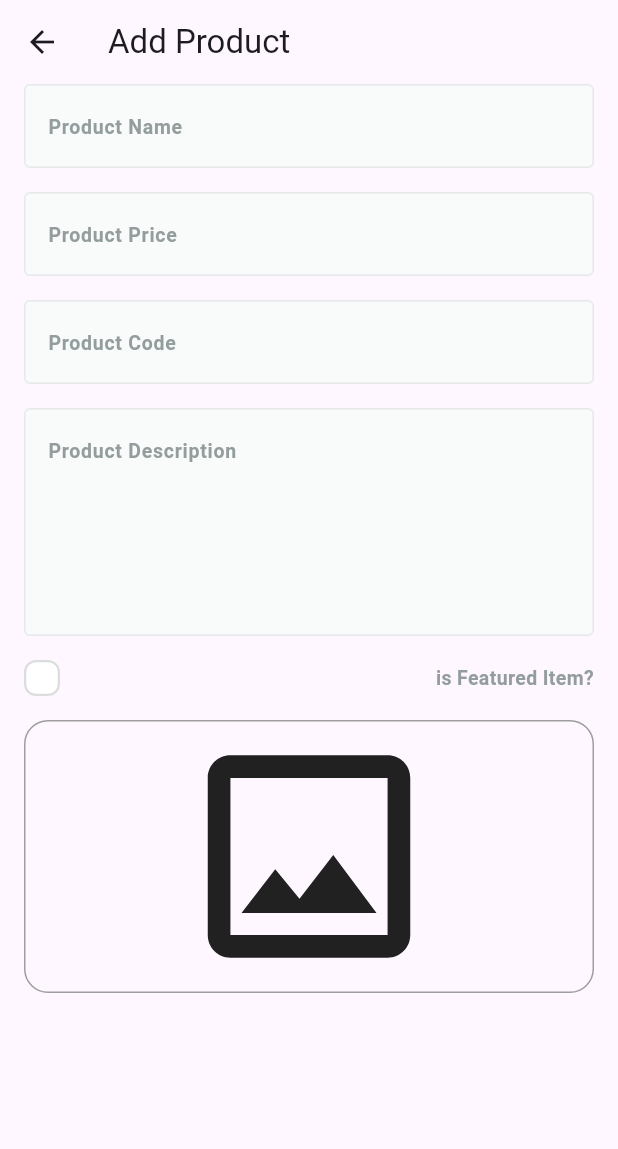
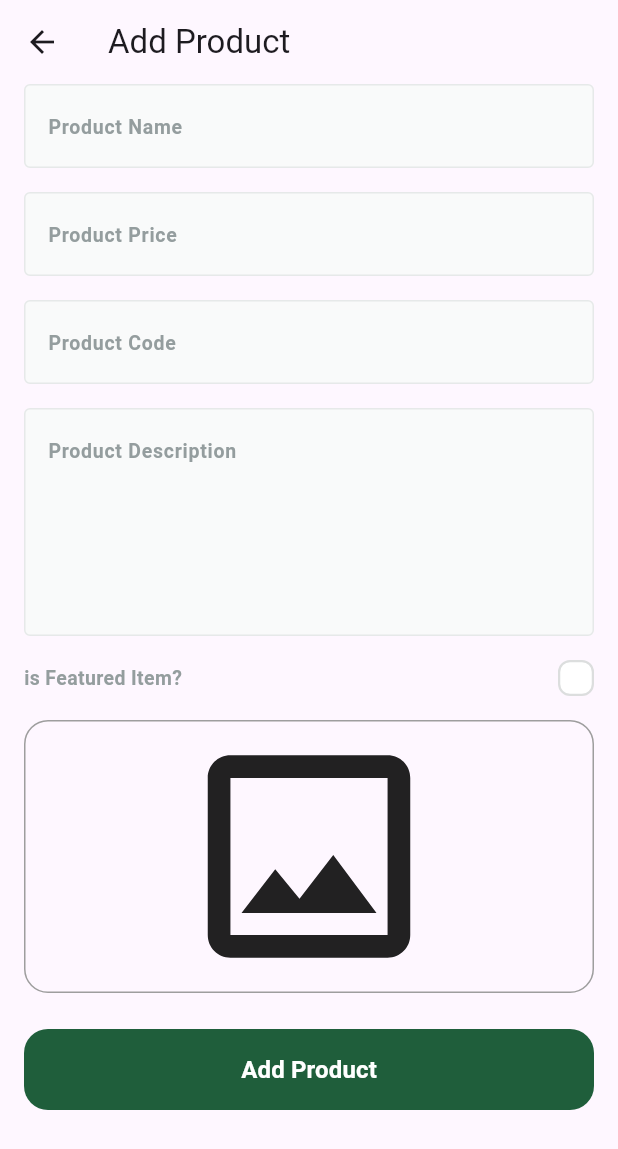
Before and after one commit to tharwatsamy/fruits_hub_dashboard, a Flutter app: the AddProductView screen opened by its route, on a phone screen of 412 x 824 dp. Shown: the top 1149 px of the screen. Run offline on Flutter 3.47's test engine with Material 3 defaults, Android fonts, the light colour scheme and no system bars; drawn by our look-alikes of skeletonizer; our stand-ins replace firebase_core, image_picker; accounts and stored records are empty.

Commit message:
validate add product form

```diff
--- a/lib/features/add_product/presentation/views/widgets/add_product_view_body.dart
+++ b/lib/features/add_product/presentation/views/widgets/add_product_view_body.dart
@@ -1,4 +1,7 @@
+import 'dart:io';
+
 import 'package:flutter/material.dart';
+import 'package:fruit_hub_dashboard/core/widgets/custom_button.dart';
 import 'package:fruit_hub_dashboard/core/widgets/custom_text_field.dart';
 import 'package:fruit_hub_dashboard/features/add_product/presentation/views/widgets/custom_check_box.dart';
 import 'package:fruit_hub_dashboard/features/add_product/presentation/views/widgets/image_field.dart';
@@ -14,6 +17,11 @@ class AddProductViewBody extends StatefulWidget {
 class _AddProductViewBodyState extends State<AddProductViewBody> {
   final GlobalKey<FormState> _formKey = GlobalKey<FormState>();
   AutovalidateMode autovalidateMode = AutovalidateMode.disabled;
+
+  late String name, code, description;
+  late num price;
+  File? image;
+  bool isFeatured = false;
   @override
   Widget build(BuildContext context) {
     return Padding(
@@ -24,28 +32,40 @@ class _AddProductViewBodyState extends State<AddProductViewBody> {
           autovalidateMode: autovalidateMode,
           child: Column(
             children: [
-              const CustomTextFormField(
+              CustomTextFormField(
+                onSaved: (value) {
+                  name = value!;
+                },
                 hintText: 'Product Name',
                 textInputType: TextInputType.text,
               ),
               const SizedBox(
                 height: 16,
               ),
-              const CustomTextFormField(
+              CustomTextFormField(
+                onSaved: (value) {
+                  price = num.parse(value!);
+                },
                 hintText: 'Product Price',
                 textInputType: TextInputType.number,
               ),
               const SizedBox(
                 height: 16,
               ),
-              const CustomTextFormField(
+              CustomTextFormField(
+                onSaved: (value) {
+                  code = value!.toLowerCase();
+                },
                 hintText: 'Product Code',
                 textInputType: TextInputType.number,
               ),
               const SizedBox(
                 height: 16,
               ),
-              const CustomTextFormField(
+              CustomTextFormField(
+                onSaved: (value) {
+                  description = value!;
+                },
                 hintText: 'Product Description',
                 textInputType: TextInputType.text,
                 maxLines: 5,
@@ -54,13 +74,39 @@ class _AddProductViewBodyState extends State<AddProductViewBody> {
                 height: 16,
               ),
               IsFeaturedCheckBox(
-                onChanged: (value) {},
+                onChanged: (value) {
+                  isFeatured = value;
+                },
               ),
               const SizedBox(
                 height: 16,
               ),
               ImageField(
-                onFileChanged: (image) {},
+                onFileChanged: (image) {
+                  this.image = image;
+                },
+              ),
+              const SizedBox(
+                height: 24,
+              ),
+              CustomButton(
+                onPressed: () {
+                  if (image != null) {
+                    if (_formKey.currentState!.validate()) {
+                      _formKey.currentState!.save();
+
+                    } else {
+                      autovalidateMode = AutovalidateMode.always;
+                      setState(() {});
+                    }
+                  } else {
+                    showError(context);
+                  }
+                },
+                text: 'Add Product',
+              ),
+              const SizedBox(
+                height: 24,
               ),
             ],
           ),
@@ -68,4 +114,12 @@ class _AddProductViewBodyState extends State<AddProductViewBody> {
       ),
     );
   }
+
+  void showError(BuildContext context) {
+    ScaffoldMessenger.of(context).showSnackBar(
+      const SnackBar(
+        content: Text('Please select an image'),
+      ),
+    );
+  }
 }
--- a/lib/features/add_product/presentation/views/widgets/is_featured_check_box.dart
+++ b/lib/features/add_product/presentation/views/widgets/is_featured_check_box.dart
@@ -18,6 +18,24 @@ class _IsFeaturedCheckBoxState extends State<IsFeaturedCheckBox> {
   Widget build(BuildContext context) {
     return Row(
       children: [
+        Text.rich(
+          TextSpan(
+            children: [
+              TextSpan(
+                text: 'is Featured Item?',
+                style: TextStyles.semiBold13.copyWith(
+                  color: const Color(0xFF949D9E),
+                ),
+              ),
+            ],
+          ),
+          textAlign: TextAlign.right,
+        ),
+        const Expanded(
+          child: SizedBox(
+            width: 16,
+          ),
+        ),
         CustomCheckBox(
           onChecked: (value) {
             isTermsAccepted = value;
@@ -26,24 +44,6 @@ class _IsFeaturedCheckBoxState extends State<IsFeaturedCheckBox> {
           },
           isChecked: isTermsAccepted,
         ),
-        const SizedBox(
-          width: 16,
-        ),
-        Expanded(
-          child: Text.rich(
-            TextSpan(
-              children: [
-                TextSpan(
-                  text: 'is Featured Item?',
-                  style: TextStyles.semiBold13.copyWith(
-                    color: const Color(0xFF949D9E),
-                  ),
-                ),
-              ],
-            ),
-            textAlign: TextAlign.right,
-          ),
-        )
       ],
     );
   }
```
